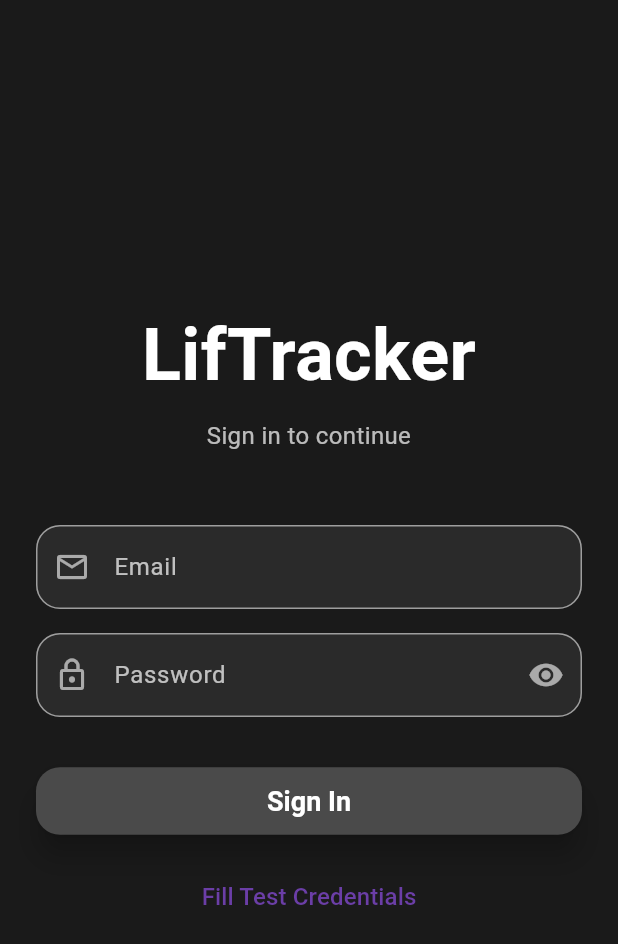
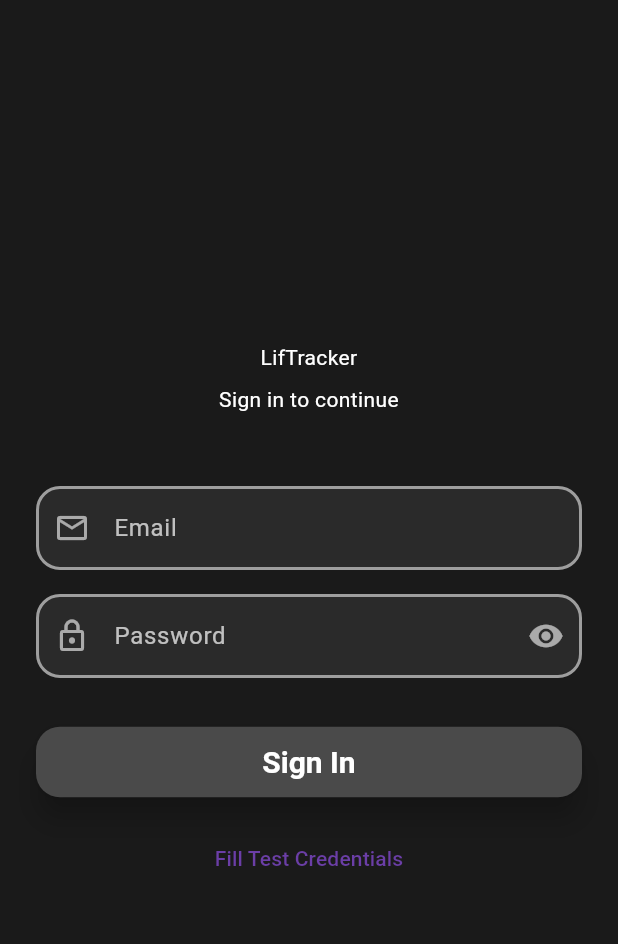
Before and after one commit to Justin-Moretto/gym_app, a Flutter app: the screen it shows after launch, on a phone screen of 412 x 824 dp. Shown: the top 944 px of the screen. Run offline on Flutter 3.47's test engine with Material 3 defaults, Android fonts, the phone set to English and light mode, and no system bars; our stand-ins replace flutter_dotenv, supabase_flutter; accounts and stored records are empty.

Commit message:
refactor: abstracted text styles

```diff
--- a/lib/pages/login_page.dart
+++ b/lib/pages/login_page.dart
@@ -1,6 +1,7 @@
 import 'package:flutter/material.dart';
 import 'package:flutter_dotenv/flutter_dotenv.dart';
 import 'package:supabase_flutter/supabase_flutter.dart';
+import 'package:gym_app/styles/text_styles.dart';
 
 class LoginPage extends StatefulWidget {
   const LoginPage({super.key});
@@ -108,20 +109,13 @@ class _LoginPageState extends State<LoginPage> {
               // App Title
               Text(
                 'LifTracker',
-                style: TextStyle(
-                  fontSize: 48,
-                  fontWeight: FontWeight.bold,
-                  color: theme.colorScheme.onBackground,
-                ),
+                style: AppTextStyles.withColor(AppTextStyles.appTitle, theme.colorScheme.onBackground),
                 textAlign: TextAlign.center,
               ),
               const SizedBox(height: 8),
               Text(
                 'Sign in to continue',
-                style: TextStyle(
-                  fontSize: 16,
-                  color: theme.colorScheme.onBackground.withOpacity(0.7),
-                ),
+                style: AppTextStyles.withOpacity(AppTextStyles.appSubtitle, theme.colorScheme.onBackground, 0.7),
                 textAlign: TextAlign.center,
               ),
               const SizedBox(height: 48),
@@ -185,7 +179,7 @@ class _LoginPageState extends State<LoginPage> {
                           width: 20,
                           child: CircularProgressIndicator(strokeWidth: 2),
                         )
-                        : const Text('Sign In', style: TextStyle(fontSize: 18)),
+                        : const Text('Sign In', style: AppTextStyles.buttonPrimary),
               ),
               const SizedBox(height: 16),
 
@@ -194,10 +188,7 @@ class _LoginPageState extends State<LoginPage> {
                 onPressed: fillTestCredentials,
                 child: Text(
                   'Fill Test Credentials',
-                  style: TextStyle(
-                    color: theme.colorScheme.primary,
-                    fontSize: 16,
-                  ),
+                  style: AppTextStyles.withColor(AppTextStyles.buttonSecondary, theme.colorScheme.primary),
                 ),
               ),
             ],
--- a/lib/styles/themes.dart
+++ b/lib/styles/themes.dart
@@ -31,7 +31,7 @@ class AppThemes {
       centerTitle: true,
       titleTextStyle: TextStyle(
         color: Colors.black87,
-        fontSize: 24,
+        fontSize: 28,
         fontWeight: FontWeight.bold,
       ),
       iconTheme: IconThemeData(color: Colors.black87),
@@ -43,7 +43,7 @@ class AppThemes {
         elevation: 8,
         padding: const EdgeInsets.symmetric(horizontal: 24, vertical: 12),
         shape: RoundedRectangleBorder(borderRadius: BorderRadius.circular(16)),
-        textStyle: const TextStyle(fontSize: 18, fontWeight: FontWeight.w600),
+        textStyle: const TextStyle(fontSize: 20, fontWeight: FontWeight.w700),
       ),
     ),
     inputDecorationTheme: const InputDecorationTheme(
@@ -52,12 +52,12 @@ class AppThemes {
         backgroundColor: Colors.white,
         color: kPrimaryPurple,
         fontWeight: FontWeight.bold,
-        fontSize: 14,
+        fontSize: 16,
       ),
       contentPadding: EdgeInsets.symmetric(horizontal: 12, vertical: 16),
       enabledBorder: OutlineInputBorder(
         borderRadius: BorderRadius.all(Radius.circular(16)),
-        borderSide: BorderSide(color: Colors.grey),
+        borderSide: BorderSide(color: Colors.grey, width: 2),
       ),
       focusedBorder: OutlineInputBorder(
         borderRadius: BorderRadius.all(Radius.circular(16)),
@@ -96,7 +96,7 @@ class AppThemes {
       centerTitle: true,
       titleTextStyle: TextStyle(
         color: Colors.white,
-        fontSize: 24,
+        fontSize: 28,
         fontWeight: FontWeight.bold,
       ),
       iconTheme: IconThemeData(color: Colors.white),
@@ -108,7 +108,7 @@ class AppThemes {
         elevation: 8,
         padding: const EdgeInsets.symmetric(horizontal: 24, vertical: 12),
         shape: RoundedRectangleBorder(borderRadius: BorderRadius.circular(16)),
-        textStyle: const TextStyle(fontSize: 18, fontWeight: FontWeight.w600),
+        textStyle: const TextStyle(fontSize: 20, fontWeight: FontWeight.w700),
       ),
     ),
     inputDecorationTheme: const InputDecorationTheme(
@@ -117,12 +117,12 @@ class AppThemes {
         backgroundColor: Color(0xFF2A2A2A),
         color: kLightPurple,
         fontWeight: FontWeight.bold,
-        fontSize: 14,
+        fontSize: 16,
       ),
       contentPadding: EdgeInsets.symmetric(horizontal: 12, vertical: 16),
       enabledBorder: OutlineInputBorder(
         borderRadius: BorderRadius.all(Radius.circular(16)),
-        borderSide: BorderSide(color: Colors.grey),
+        borderSide: BorderSide(color: Colors.grey, width: 2),
       ),
       focusedBorder: OutlineInputBorder(
         borderRadius: BorderRadius.all(Radius.circular(16)),
```
Also changed, not shown: lib/custom_widgets.dart (+2 -5 lines), lib/pages/exercise_history_page.dart (+55 -50 lines), lib/pages/log_workout_page.dart (+18 -48 lines).
